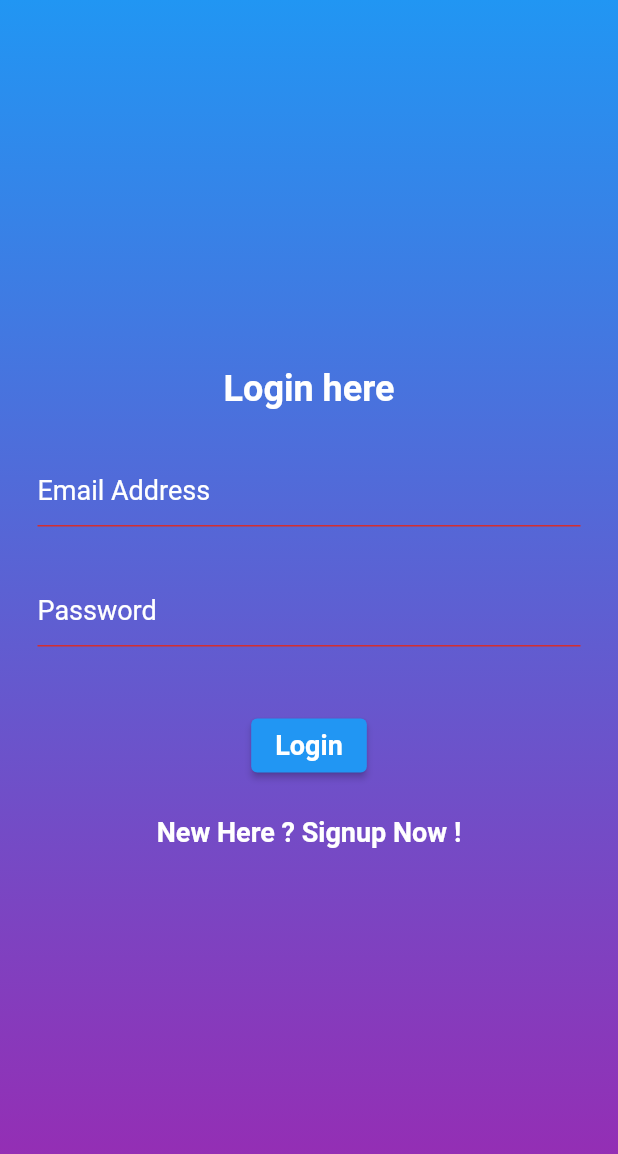
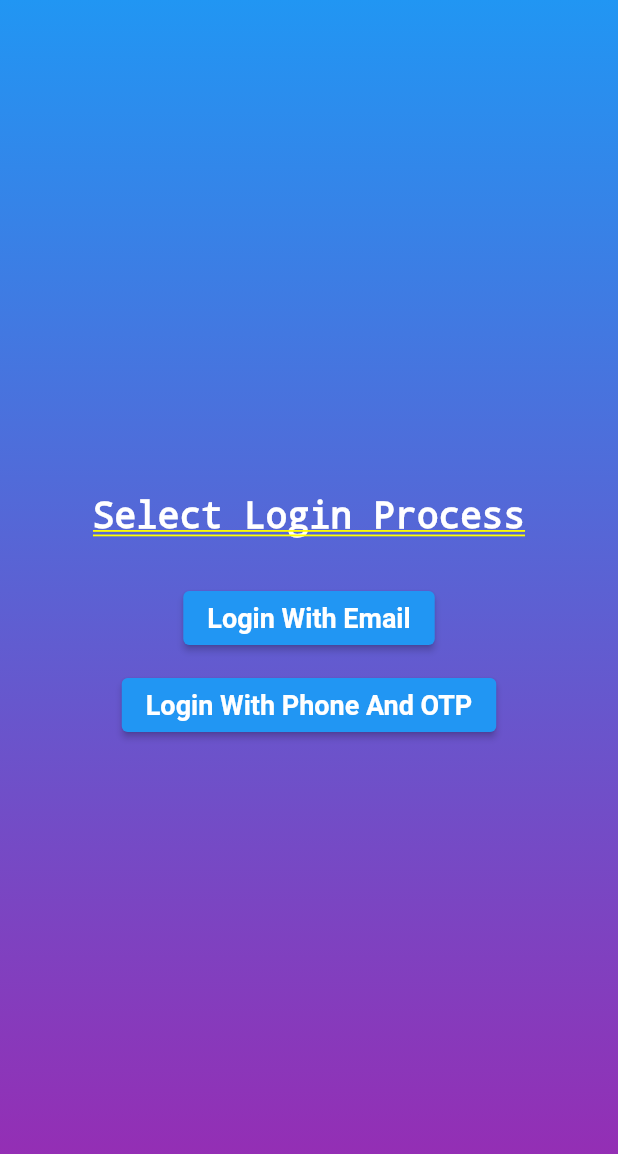
Before and after one commit to devjenildgohel/basic_login_signup_flutter_firebase, a Flutter app: the screen it shows after launch, on a phone screen of 412 x 824 dp. Shown: the top 1154 px of the screen. Run offline on Flutter 3.47's test engine with Material 2 defaults, Android fonts, the phone set to English and light mode, and no system bars; our stand-ins replace firebase_auth, firebase_core; accounts and stored records are empty.

Commit message:
"BAsic Implementation Done"

```diff
--- a/lib/screens/LoginPage.dart
+++ b/lib/screens/LoginPage.dart
@@ -1,5 +1,4 @@
 import 'package:basic_login_signup_firebase/screens/HomePage.dart';
-import 'package:basic_login_signup_firebase/screens/LoginPage.dart';
 import 'package:basic_login_signup_firebase/screens/SignupPage.dart';
 import 'package:basic_login_signup_firebase/validators/validations.dart';
 import 'package:firebase_auth/firebase_auth.dart';
@@ -57,7 +56,7 @@ class _LoginPageState extends State<LoginPage> {
     }
   }
 
-  Widget signupWidget() {
+  Widget loginWidget() {
     return Column(
       mainAxisAlignment: MainAxisAlignment.center,
       children: <Widget>[
@@ -163,17 +162,15 @@ class _LoginPageState extends State<LoginPage> {
 
   @override
   Widget build(BuildContext context) {
-    return Scaffold(
-      body: Container(
-        decoration: const BoxDecoration(
-          gradient: LinearGradient(
-            colors: [Colors.blue, Colors.purple],
-            begin: Alignment.topCenter,
-            end: Alignment.bottomCenter,
-          ),
+    return Container(
+      decoration: const BoxDecoration(
+        gradient: LinearGradient(
+          colors: [Colors.blue, Colors.purple],
+          begin: Alignment.topCenter,
+          end: Alignment.bottomCenter,
         ),
-        child: signupWidget(),
       ),
+      child: loginWidget(),
     );
   }
 }
--- /dev/null
+++ b/lib/screens/LoginSelectionPage.dart
@@ -0,0 +1,77 @@
+import 'package:basic_login_signup_firebase/screens/LoginPage.dart';
+import 'package:basic_login_signup_firebase/screens/PhoneSignInPage.dart';
+import 'package:basic_login_signup_firebase/screens/SignupPage.dart';
+import 'package:flutter/material.dart';
+
+
+class LoginSelectionPage extends StatefulWidget {
+  const LoginSelectionPage({super.key});
+
+  @override
+  _LoginSelectionPageState createState() => _LoginSelectionPageState();
+}
+
+Widget loginWithOtpWidget(BuildContext context) {
+  return Column(
+    mainAxisAlignment: MainAxisAlignment.center,
+    children: <Widget>[
+      const Text(
+        'Select Login Process',
+        style: TextStyle(
+          color: Colors.white,
+          fontSize: 24.0,
+          fontWeight: FontWeight.bold,
+        ),
+      ),
+      const SizedBox(height: 30.0),
+      ElevatedButton(
+        onPressed: () => Navigator.push(
+          context,
+          MaterialPageRoute(builder: (context) => LoginPage()),
+        ),
+        child: const Text(
+          'Login With Email',
+          style: TextStyle(
+            color: Colors.white,
+            fontSize: 18.0,
+            fontWeight: FontWeight.bold,
+          ),
+        ),
+      ),
+      const SizedBox(height: 10.0),
+      ElevatedButton(
+        onPressed: () => Navigator.push(
+          context,
+          MaterialPageRoute(builder: (context) => PhoneSignInPage()),
+        ),
+        child: const Text(
+          'Login With Phone And OTP',
+          style: TextStyle(
+            color: Colors.white,
+            fontSize: 18.0,
+            fontWeight: FontWeight.bold,
+          ),
+        ),
+      ),
+    ],
+  );
+}
+
+class _LoginSelectionPageState extends State<LoginSelectionPage> {
+
+  @override
+  Widget build(BuildContext context) {
+    return Expanded(
+      child: Container(
+        decoration: const BoxDecoration(
+          gradient: LinearGradient(
+            colors: [Colors.blue, Colors.purple],
+            begin: Alignment.topCenter,
+            end: Alignment.bottomCenter,
+          ),
+        ),
+        child: loginWithOtpWidget(context),
+      ),
+    );
+  }
+}
--- a/lib/widget_tree.dart
+++ b/lib/widget_tree.dart
@@ -1,6 +1,7 @@
 import 'package:basic_login_signup_firebase/auth.dart';
 import 'package:basic_login_signup_firebase/screens/HomePage.dart';
 import 'package:basic_login_signup_firebase/screens/LoginPage.dart';
+import 'package:basic_login_signup_firebase/screens/LoginSelectionPage.dart';
 import 'package:flutter/material.dart';
 import 'package:flutter/src/widgets/framework.dart';
 import 'package:flutter/src/widgets/placeholder.dart';
@@ -21,7 +22,7 @@ class _widget_treeState extends State<widget_tree> {
         if (snapshot.hasData) {
           return HomePage();
         } else {
-          return LoginPage();
+          return LoginSelectionPage();
         }
       },
     );
```
Also changed, not shown: lib/auth.dart (+18 -0 lines), lib/screens/PhoneSignInPage.dart (added, +146 -0 lines).
